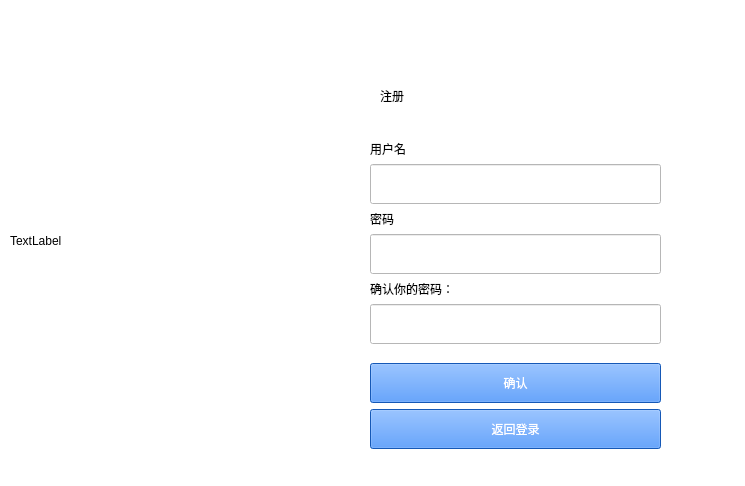
First picture: the form in signup.ui, repository wh-first-soulful/tank, before the edit.
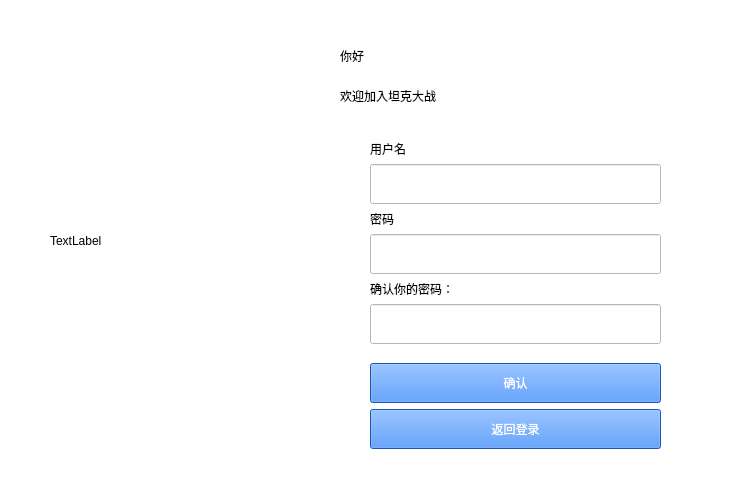
Second picture: the form after the edit.

```diff
--- a/signup.ui
+++ b/signup.ui
@@ -19,9 +19,9 @@
   <widget class="QLabel" name="label_image">
    <property name="geometry">
     <rect>
-     <x>10</x>
+     <x>50</x>
      <y>0</y>
-     <width>341</width>
+     <width>261</width>
      <height>481</height>
     </rect>
    </property>
@@ -42,13 +42,13 @@
     <string notr="true">font: 87 20pt &quot;Arial Black&quot;;</string>
    </property>
    <property name="text">
-    <string/>
+    <string>你好</string>
    </property>
   </widget>
   <widget class="QLabel" name="label_2">
    <property name="geometry">
     <rect>
-     <x>380</x>
+     <x>340</x>
      <y>70</y>
      <width>331</width>
      <height>51</height>
@@ -58,7 +58,7 @@
     <string notr="true">font: 87 20pt &quot;Arial Black&quot;;</string>
    </property>
    <property name="text">
-    <string>注册</string>
+    <string>欢迎加入坦克大战</string>
    </property>
   </widget>
   <widget class="QWidget" name="layoutWidget">
```
